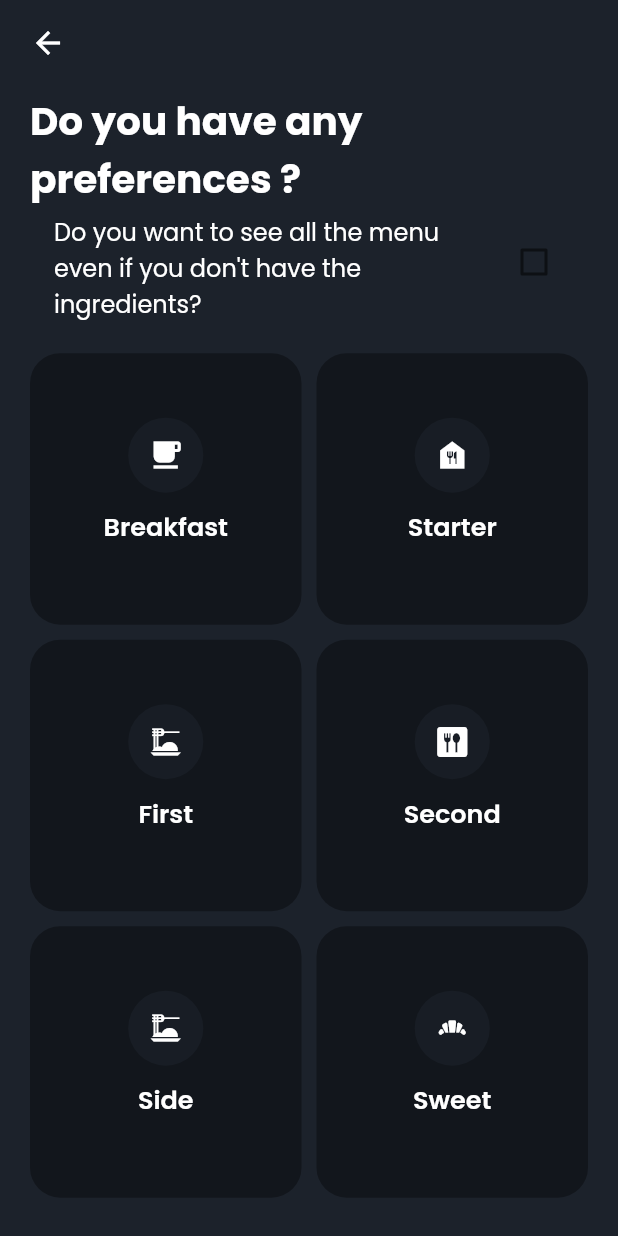
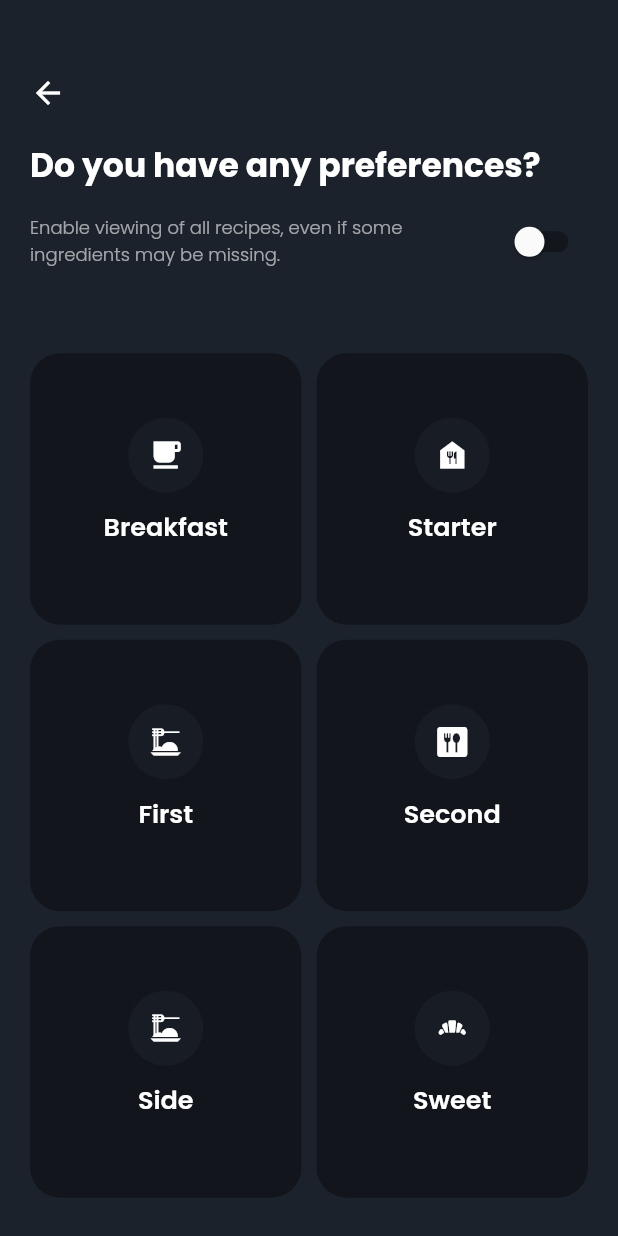
Before and after one commit to mitegj/food_match, a Flutter app: the FiltersPage screen opened directly, on a phone screen of 412 x 824 dp. Run offline on Flutter 3.47's test engine with Material 2 defaults, Android fonts, the phone set to English and light mode, and no system bars; our stand-ins replace cloud_firestore, firebase_auth, firebase_core, firebase_remote_config, fl_chart, flutter_local_notifications and 13 more; accounts and stored records are empty.

Commit message:
UI visualizzazione ricette con ingredienti mancanti

```diff
--- a/lib/dictionary/dictionary.dart
+++ b/lib/dictionary/dictionary.dart
@@ -142,7 +142,8 @@ class Messages extends Translations {
           "WELCOME": "Welcome",
           "5STAR": "Support us with 5 Stars",
           "DOYOUWHANTALLMENU":
-              "Do you want to see all the menu even if you don't have the ingredients?"
+              "Enable viewing of all recipes, even if some ingredients may be missing.",
+          "MISSINGINGREDIENTSLABEL": "Some ingredients are missing!"
         },
         "it_IT": {
           "HELLO": "Ciao",
@@ -285,7 +286,8 @@ class Messages extends Translations {
           "WELCOME": "Benvenuto",
           "5STAR": "Supportaci con 5 Stelle",
           "DOYOUWHANTALLMENU":
-              "Vuoi vedere tutti i menu anche se non hai gli ingredienti?"
+              "Abilita la visualizzazione di tutte le ricette, anche se alcuni ingredienti potrebbero mancare.",
+          "MISSINGINGREDIENTSLABEL": "Mancano alcuni ingredienti!"
         },
       };
 }
--- a/lib/widgets/filter/filters.dart
+++ b/lib/widgets/filter/filters.dart
@@ -30,42 +30,40 @@ class FiltersPage extends StatelessWidget {
                   mainAxisAlignment: MainAxisAlignment.center,
                   children: [
                     ArrowHeader(),
-                    SizedBox(
-                      height: 20,
-                    ),
+                    const SizedBox(height: 20),
                     Flexible(
                       flex: 1,
                       child: Padding(
                         padding: const EdgeInsets.only(right: 20.0),
-                        child: Text("ANYPREFERENCES".tr + " ?",
+                        child: Text("ANYPREFERENCES".tr + "?",
                             style: GoogleFonts.poppins(
                                 color: UIColors.white,
-                                fontSize: 26,
+                                fontSize: 22,
                                 fontWeight: FontWeight.w700)),
                       ),
                     ),
+                    const SizedBox(height: 10),
+                    Row(
+                      children: [
+                        Expanded(
+                            child: Text("DOYOUWHANTALLMENU".tr,
+                                style: GoogleFonts.poppins(
+                                    color: Colors.white.withOpacity(0.6),
+                                    fontSize: 12,
+                                    fontWeight: FontWeight.w300))),
                         Obx(
-                      () => CheckboxListTile(
-                        checkColor: UIColors.green,
+                          () => Switch(
                             activeColor: UIColors.green,
-                        title: Text(
-                          "DOYOUWHANTALLMENU".tr,
-                          style: GoogleFonts.poppins(
-                              color: Colors.white,
-                              fontWeight: FontWeight.normal),
-                        ),
                             value: getAllMenus.value,
-
-                        onChanged: (newValue) {
-                          getAllMenus.value = !getAllMenus.value;
-
+                            onChanged: (value) {
+                              getAllMenus.toggle();
                               MenuController.instance
                                   .getMenuList(FilterBody.listFilters);
                             },
-                        controlAffinity: ListTileControlAffinity
-                            .trailing, //  <-- leading Checkbox
                           ),
-                    )
+                        ),
+                      ],
+                    ),
                   ],
                 ),
               )),
```
Also changed, not shown: lib/widgets/home/menu_tile.dart (+38 -7 lines). Lines whose indentation alone changed are shown as unchanged.
